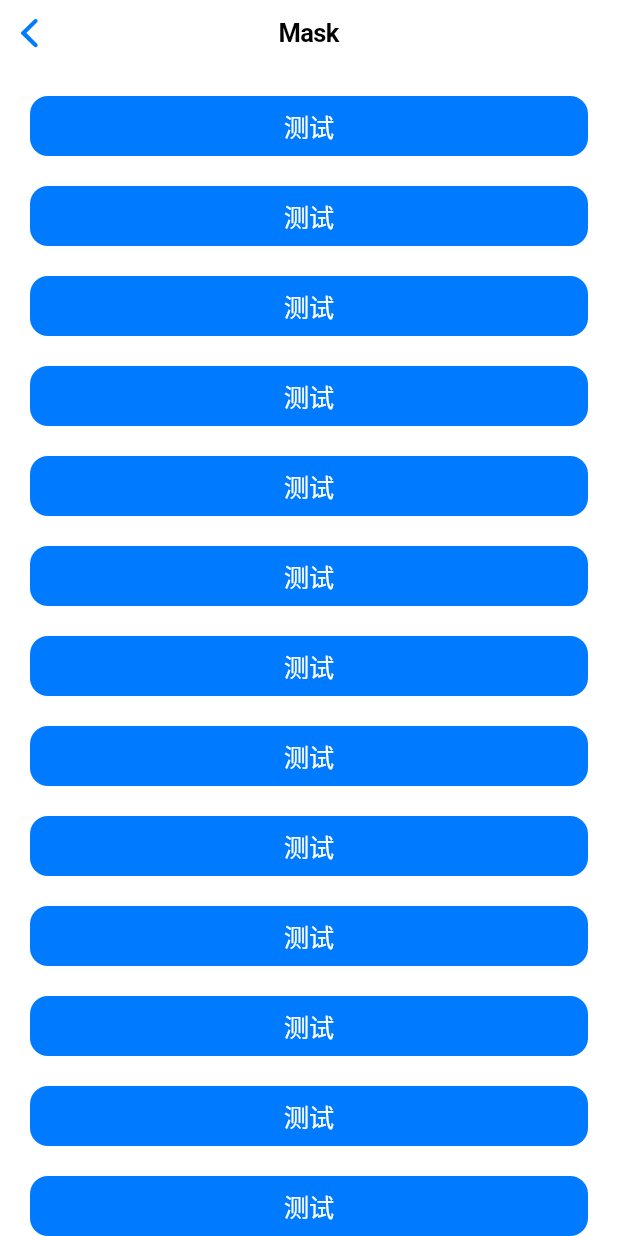
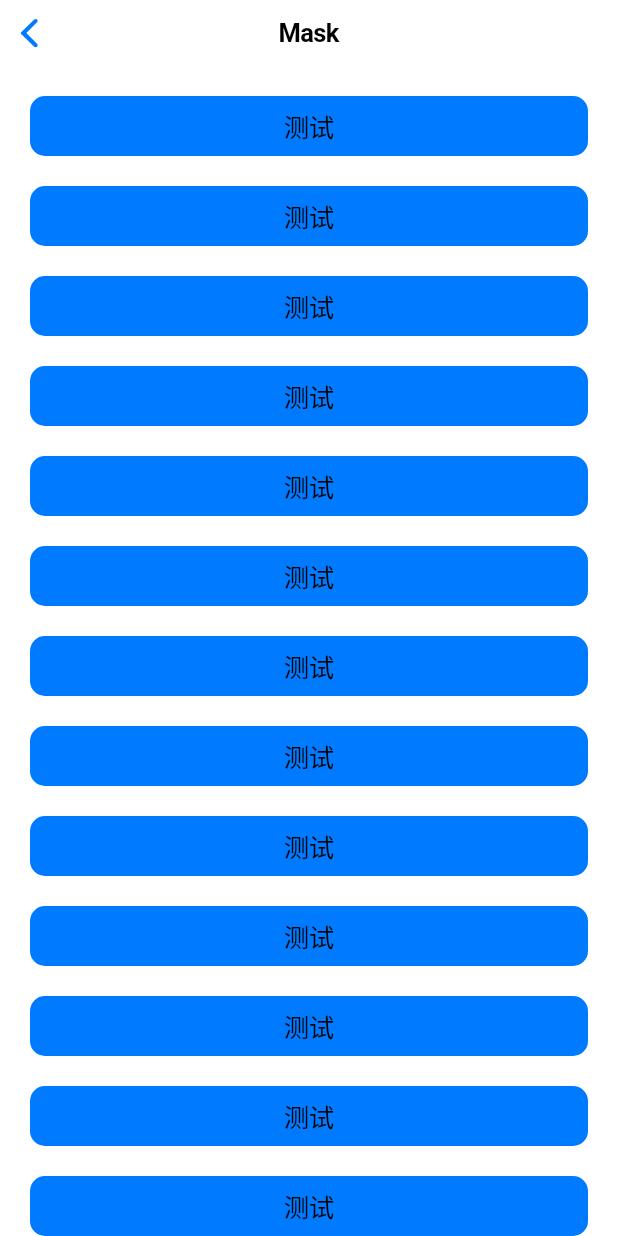
Before and after one commit to changleibox/flutter_demo, a Flutter app: the MaskPage screen opened by its route, on a phone screen of 412 x 824 dp. Run offline on Flutter 3.47's test engine with Material 2 defaults, Android fonts, the phone set to English and light mode, and no system bars; missing offline and left inert: cavity_mask, fling.

Commit message:
feat: 初始提交

```diff
--- a/lib/page/mask_page.dart
+++ b/lib/page/mask_page.dart
@@ -48,13 +48,17 @@ class _MaskPageState extends State<MaskPage> {
         child: child,
       );
     }
-    return CupertinoButton.filled(
-      onPressed: () {
-        print('pressed');
-      },
-      minSize: 40,
-      padding: EdgeInsets.zero,
-      child: child,
+    return ConstrainedBox(
+      constraints: const BoxConstraints(
+        minWidth: 40,
+      ),
+      child: DecoratedBox(
+        decoration: BoxDecoration(
+          borderRadius: BorderRadius.circular(10),
+          color: CupertinoColors.activeBlue,
+        ),
+        child: child,
+      ),
     );
   }
 
--- a/pubspec.yaml
+++ b/pubspec.yaml
@@ -31,7 +31,7 @@ dependencies:
   fling:
     git: https://github.com.cnpmjs.org/changleibox/fling.git
   cavity_mask:
-    path: /Users/changlei/Downloads/FlutterWorkspace/cavity_mask
+    git: https://github.com.cnpmjs.org/changleibox/cavity_mask.git
 
 dev_dependencies:
   flutter_test:
```
